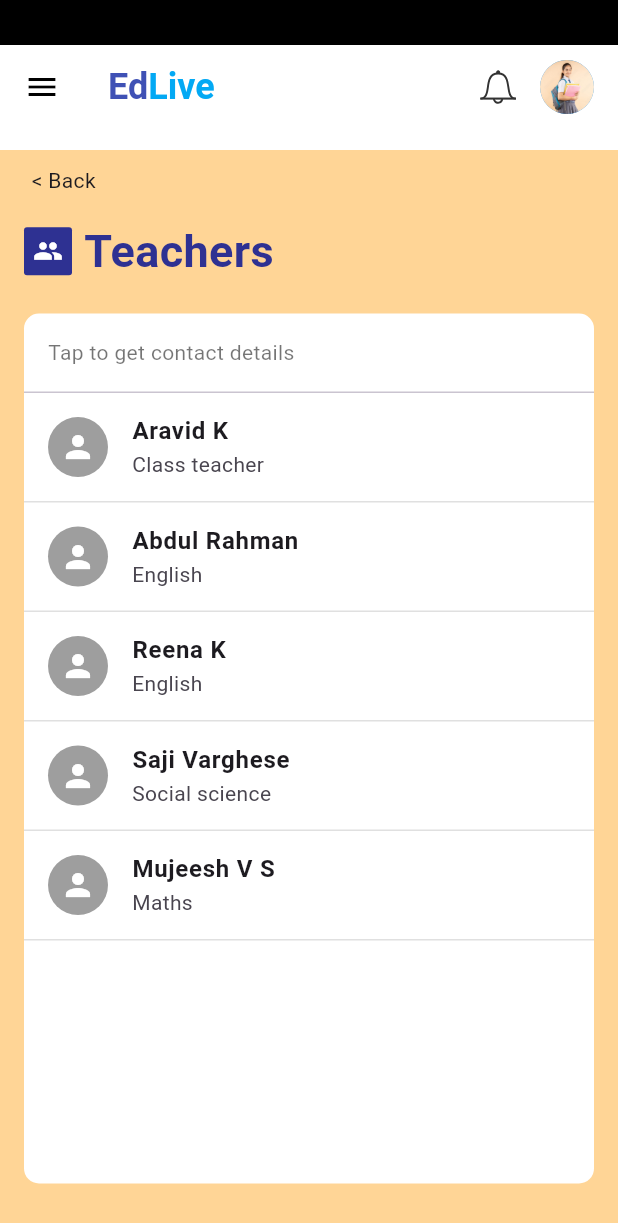
After one commit to Sathiya-Developer007/EDLive-SchoolApp, a Flutter app: the StudentTeacherPage screen opened directly, on a phone screen of 412 x 824 dp. The commit adds this screen. Shown: the top 1223 px of the screen. Run offline on Flutter 3.47's test engine with Material 3 defaults, Android fonts, the phone set to English and light mode, and no system bars; our stand-ins replace flutter_svg, shared_preferences; accounts and stored records are empty.

Commit message:
student section in teachers page ui design completed

```diff
--- /dev/null
+++ b/lib/screens/students/teacher_list_page.dart
@@ -0,0 +1,190 @@
+import 'package:flutter/material.dart';
+import 'package:school_app/widgets/student_app_bar.dart';
+import 'student_menu_drawer.dart';
+import 'teacher_contact_page.dart';
+
+class StudentTeacherPage extends StatelessWidget {
+  const StudentTeacherPage({super.key});
+
+  @override
+  Widget build(BuildContext context) {
+    return Scaffold(
+      backgroundColor: const Color(0xFFFFD596), // Light orange background
+      appBar: StudentAppBar(),
+      drawer: const StudentMenuDrawer(),
+      body: Column(
+        crossAxisAlignment: CrossAxisAlignment.start,
+        children: [
+          Padding(
+            padding: const EdgeInsets.fromLTRB(16, 10, 0, 0),
+            child: GestureDetector(
+              onTap: () {
+                Navigator.pop(context); // Navigate back
+              },
+              child: const Row(
+                children: [
+                  SizedBox(width: 5),
+                  Text("< Back", style: TextStyle(fontSize: 14)),
+                ],
+              ),
+            ),
+          ),
+          Padding(
+            padding: const EdgeInsets.fromLTRB(16, 16, 0, 0),
+            child: Row(
+              children: [
+                Container(
+                  padding: const EdgeInsets.all(6),
+                decoration: BoxDecoration(
+  color: const Color(0xFF2E3192),
+  borderRadius: BorderRadius.circular(2), // 2px radius
+),
+
+                  child: const Icon(Icons.group, color: Colors.white, size: 20),
+                ),
+                const SizedBox(width: 8),
+                const Text(
+                  "Teachers",
+                  style: TextStyle(
+                    fontSize: 30,
+                    fontWeight: FontWeight.bold,
+                    color: Color(0xFF2E3192),
+                  ),
+                ),
+              ],
+            ),
+          ),
+        Expanded(
+  child: Container(
+    margin: const EdgeInsets.fromLTRB(16, 20, 16, 35), // Decreased top and bottom
+
+              decoration: BoxDecoration(
+                color: Colors.white,
+                borderRadius: BorderRadius.circular(10),
+              ),
+              child: Column(
+                crossAxisAlignment: CrossAxisAlignment.start,
+                children: const [
+                  Padding(
+                    padding: EdgeInsets.all(16),
+                    child: Text(
+                      "Tap to get contact details",
+                      style: TextStyle(color: Colors.black54, fontSize: 14),
+                    ),
+                  ),
+                  Divider(height: 1),
+                  Expanded(child: TeacherListView()),
+                ],
+              ),
+            ),
+          ),
+        ],
+      ),
+    );
+  }
+}
+
+class TeacherListView extends StatelessWidget {
+  const TeacherListView({super.key});
+
+  @override
+  Widget build(BuildContext context) {
+    final teachers = [
+      {
+        "name": "Aravid K",
+        "subject": "Class teacher",
+        "phone": "91 9876543210",
+        "email": "aravid@example.com"
+      },
+      {
+        "name": "Abdul Rahman",
+        "subject": "English",
+        "phone": "91 8765432109",
+        "email": "abdul@example.com"
+      },
+      {
+        "name": "Reena K",
+        "subject": "English",
+        "phone": "91 7654321098",
+        "email": "reena@example.com"
+      },
+      {
+        "name": "Saji Varghese",
+        "subject": "Social science",
+        "phone": "91 9934567899",
+        "email": "saji@gmail.com"
+      },
+      {
+        "name": "Mujeesh V S",
+        "subject": "Maths",
+        "phone": "91 9123456789",
+        "email": "mujeesh@example.com"
+      },
+    ];
+
+    return ListView.builder(
+      itemCount: teachers.length,
+      itemBuilder: (context, index) {
+        final teacher = teachers[index];
+        final isLast = index == teachers.length - 1;
+
+        return Container(
+          decoration: BoxDecoration(
+            border: Border(
+              bottom: BorderSide(
+                color: Colors.grey.shade300,
+                width: 1,
+              ),
+            ),
+          ),
+          child: TeacherTile(
+            name: teacher['name']!,
+            subject: teacher['subject']!,
+            phone: teacher['phone']!,
+            email: teacher['email']!,
+          ),
+        );
+      },
+    );
+  }
+}
+
+class TeacherTile extends StatelessWidget {
+  final String name;
+  final String subject;
+  final String phone;
+  final String email;
+
+  const TeacherTile({
+    super.key,
+    required this.name,
+    required this.subject,
+    required this.phone,
+    required this.email,
+  });
+
+  @override
+  Widget build(BuildContext context) {
+    return ListTile(
+      leading: const CircleAvatar(
+        backgroundColor: Colors.grey,
+        child: Icon(Icons.person, color: Colors.white),
+      ),
+      title: Text(name, style: const TextStyle(fontWeight: FontWeight.bold)),
+      subtitle: Text(subject),
+      onTap: () {
+        Navigator.push(
+          context,
+          MaterialPageRoute(
+            builder: (context) => TeacherContactPage(
+              name: name,
+              subject: subject,
+              phone: phone,
+              email: email,
+            ),
+          ),
+        );
+      },
+    );
+  }
+}
```
Also changed, not shown: lib/screens/students/student_dashboard.dart (+8 -0 lines), lib/screens/students/teacher_contact_page.dart (added, +161 -0 lines).
